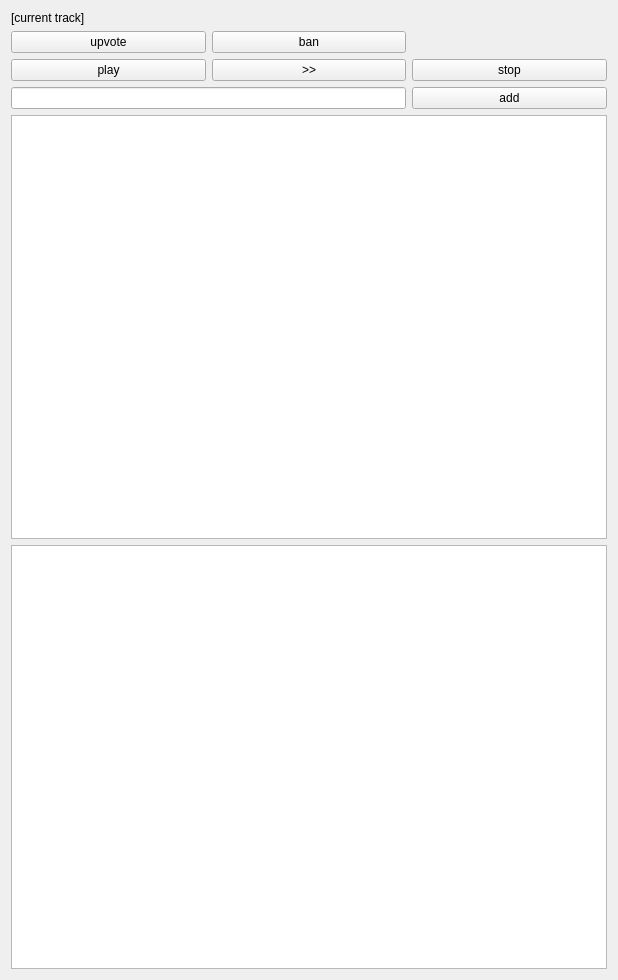
Qt form client/rrplayer.ui (frans-fuerst/music_scheduler) before a commit.
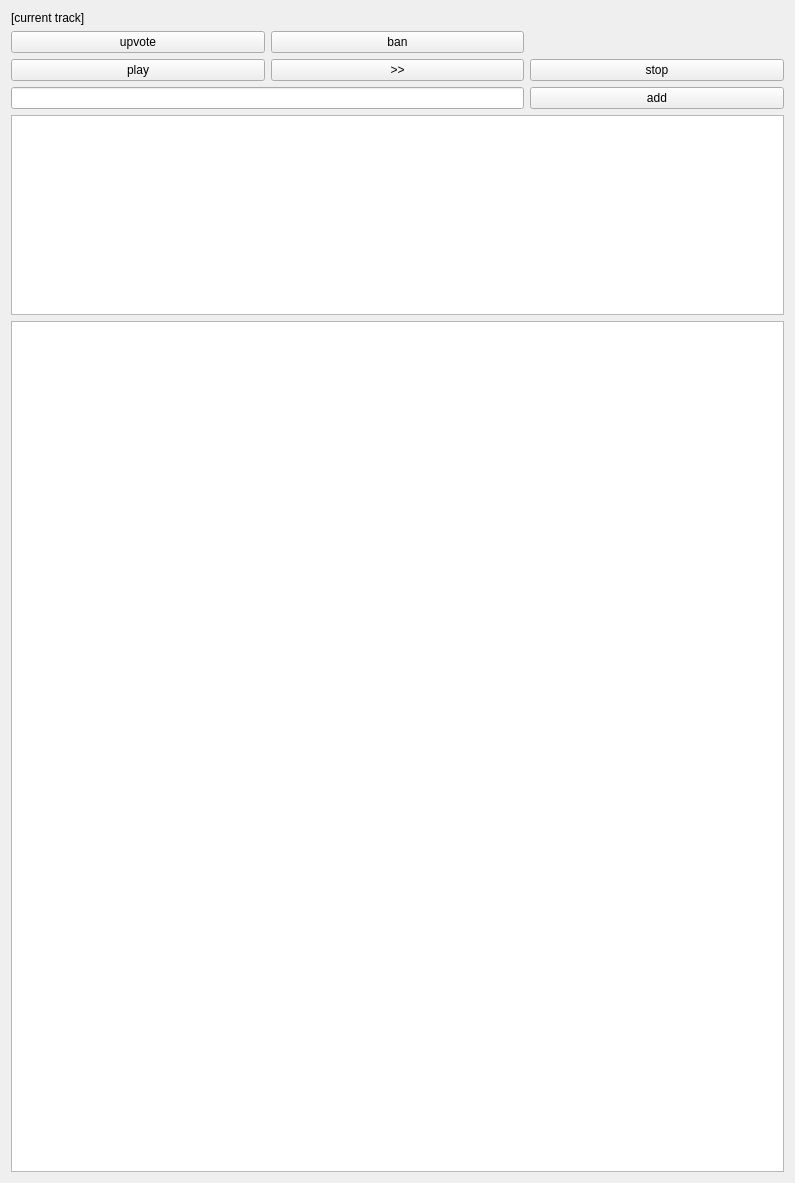
The same form after that commit.

The edit to the form file:
```diff
--- a/client/rrplayer.ui
+++ b/client/rrplayer.ui
@@ -6,8 +6,8 @@
    <rect>
     <x>0</x>
     <y>0</y>
-    <width>618</width>
-    <height>980</height>
+    <width>795</width>
+    <height>1183</height>
    </rect>
   </property>
   <property name="windowTitle">
@@ -24,7 +24,14 @@
       </widget>
      </item>
      <item row="4" column="0" colspan="3">
-      <widget class="QListView" name="lst_tracks"/>
+      <widget class="QListView" name="lst_tracks">
+       <property name="maximumSize">
+        <size>
+         <width>16777215</width>
+         <height>200</height>
+        </size>
+       </property>
+      </widget>
      </item>
      <item row="2" column="0">
       <widget class="QPushButton" name="pb_play">
```
